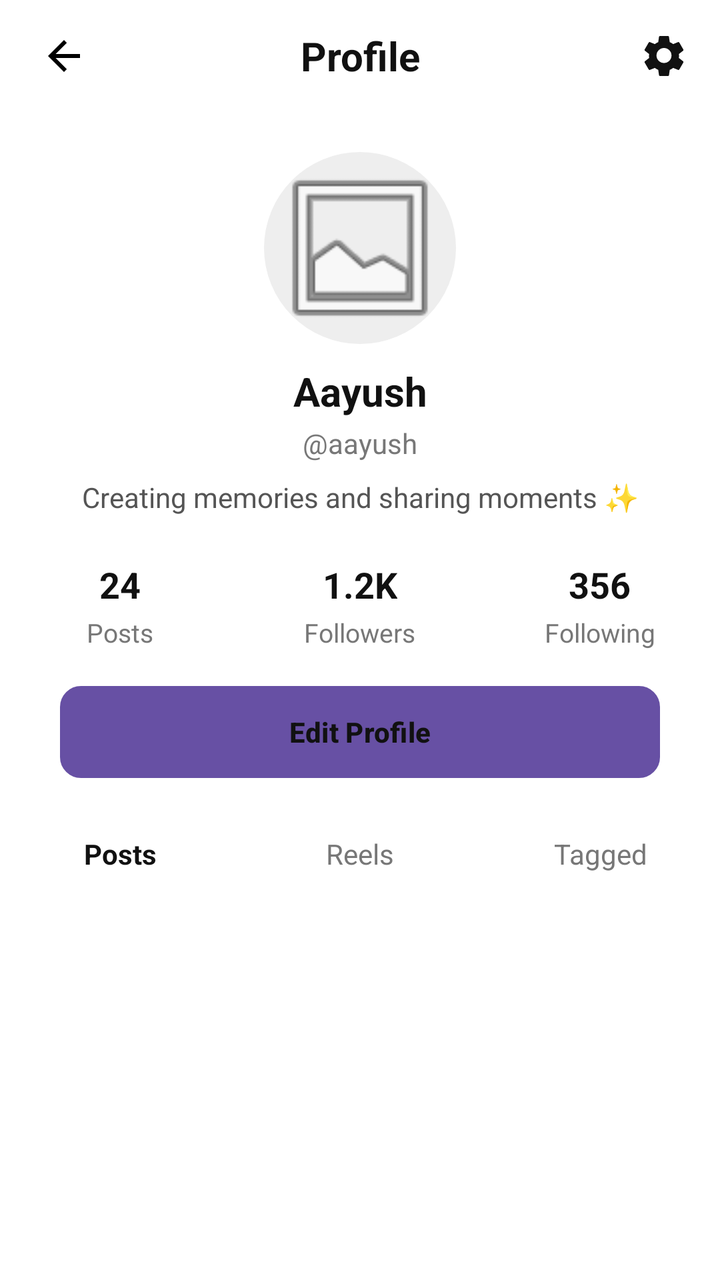
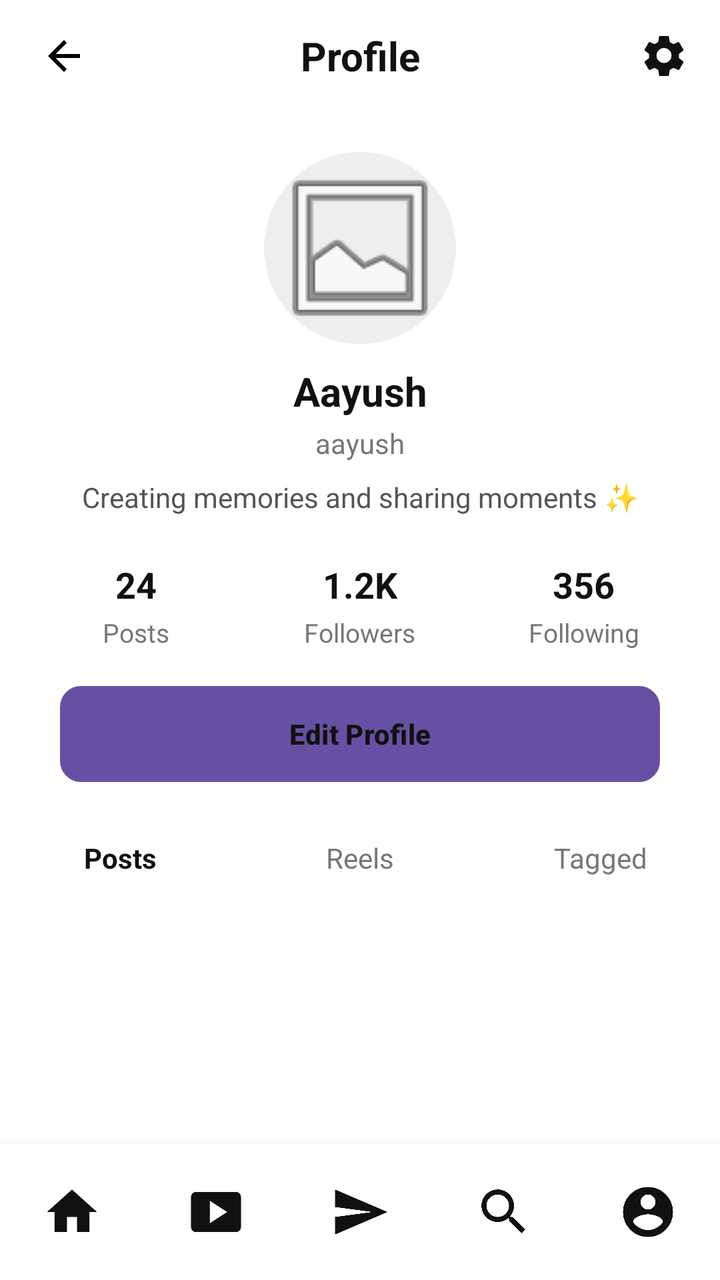

The first picture is an Android layout as it rendered before a commit; the second is the same layout after the commit. The layout source and the unified diff follow.
<!-- AndroidManifest.xml: application theme Theme.Login -->
<!-- res/layout/activity_profile.xml -->
<?xml version="1.0" encoding="utf-8"?>
<androidx.constraintlayout.widget.ConstraintLayout
    xmlns:android="http://schemas.android.com/apk/res/android"
    xmlns:app="http://schemas.android.com/apk/res-auto"
    xmlns:tools="http://schemas.android.com/tools"
    android:layout_width="match_parent"
    android:layout_height="match_parent"
    android:background="#FFFFFF"
    tools:context=".profilepage">

    
    <ImageButton
        android:id="@+id/btnBack"
        android:layout_width="48dp"
        android:layout_height="48dp"
        android:layout_marginStart="8dp"
        android:background="@android:color/transparent"
        android:src="@drawable/ic_arrow_back"
        android:contentDescription="Back"
        android:padding="12dp"
        app:layout_constraintStart_toStartOf="parent"
        app:layout_constraintTop_toTopOf="parent"
        app:layout_constraintBottom_toBottomOf="@id/profileTitle" />

    
    <TextView
        android:id="@+id/profileTitle"
        android:layout_width="wrap_content"
        android:layout_height="56dp"
        android:gravity="center"
        android:text="Profile"
        android:textColor="#111111"
        android:textSize="20sp"
        android:textStyle="bold"
        app:layout_constraintStart_toStartOf="parent"
        app:layout_constraintEnd_toEndOf="parent"
        app:layout_constraintTop_toTopOf="parent"/>

    
    <ImageButton
        android:id="@+id/btnSettings"
        android:layout_width="48dp"
        android:layout_height="48dp"
        android:layout_marginEnd="4dp"
        android:background="@android:color/transparent"
        android:src="@drawable/ic_settings"
        android:padding="12dp"
        android:contentDescription="Settings"
        app:layout_constraintEnd_toEndOf="parent"
        app:layout_constraintTop_toTopOf="parent"
        app:layout_constraintBottom_toBottomOf="@id/profileTitle" />

    
    <ImageView
        android:id="@+id/imgProfile"
        android:layout_width="96dp"
        android:layout_height="96dp"
        android:layout_marginTop="20dp"
        android:background="@drawable/profile_circle"
        android:padding="3dp"
        android:scaleType="centerCrop"
        android:src="@android:drawable/ic_menu_gallery"
        android:contentDescription="Profile Picture"
        app:layout_constraintTop_toBottomOf="@id/profileTitle"
        app:layout_constraintStart_toStartOf="parent"
        app:layout_constraintEnd_toEndOf="parent" />

    
    <TextView
        android:id="@+id/tvName"
        android:layout_width="wrap_content"
        android:layout_height="wrap_content"
        android:layout_marginTop="10dp"
        android:text="Aayush"
        android:textColor="#111111"
        android:textSize="20sp"
        android:textStyle="bold"
        app:layout_constraintTop_toBottomOf="@id/imgProfile"
        app:layout_constraintStart_toStartOf="parent"
        app:layout_constraintEnd_toEndOf="parent" />

    
    <TextView
        android:id="@+id/tvUsername"
        android:layout_width="wrap_content"
        android:layout_height="wrap_content"
        android:layout_marginTop="3dp"
        android:text="@aayush"
        android:textColor="#777777"
        android:textSize="14sp"
        app:layout_constraintTop_toBottomOf="@id/tvName"
        app:layout_constraintStart_toStartOf="parent"
        app:layout_constraintEnd_toEndOf="parent" />

    
    <TextView
        android:id="@+id/tvBio"
        android:layout_width="0dp"
        android:layout_height="wrap_content"
        android:layout_marginStart="35dp"
        android:layout_marginTop="8dp"
        android:layout_marginEnd="35dp"
        android:gravity="center"
        android:text="Creating memories and sharing moments ✨"
        android:textColor="#555555"
        android:textSize="14sp"
        app:layout_constraintTop_toBottomOf="@id/tvUsername"
        app:layout_constraintStart_toStartOf="parent"
        app:layout_constraintEnd_toEndOf="parent" />

    <LinearLayout
        android:id="@+id/statsLayout"
        android:layout_width="match_parent"
        android:layout_height="wrap_content"
        android:layout_marginTop="22dp"
        android:orientation="horizontal"
        android:gravity="center"
        app:layout_constraintTop_toBottomOf="@id/tvBio"
        app:layout_constraintStart_toStartOf="parent"
        app:layout_constraintEnd_toEndOf="parent">

        
        <LinearLayout
            android:layout_width="0dp"
            android:layout_height="wrap_content"
            android:layout_weight="1"
            android:gravity="center"
            android:orientation="vertical">

            <TextView
                android:layout_width="wrap_content"
                android:layout_height="wrap_content"
                android:text="24"
                android:textColor="#111111"
                android:textSize="18sp"
                android:textStyle="bold"/>

            <TextView
                android:layout_width="wrap_content"
                android:layout_height="wrap_content"
                android:layout_marginTop="3dp"
                android:text="Posts"
                android:textColor="#777777"
                android:textSize="13sp"/>

        </LinearLayout>

        
        <LinearLayout
            android:layout_width="0dp"
            android:layout_height="wrap_content"
            android:layout_weight="1"
            android:gravity="center"
            android:orientation="vertical">

            <TextView
                android:layout_width="wrap_content"
                android:layout_height="wrap_content"
                android:text="1.2K"
                android:textColor="#111111"
                android:textSize="18sp"
                android:textStyle="bold"/>

            <TextView
                android:layout_width="wrap_content"
                android:layout_height="wrap_content"
                android:layout_marginTop="3dp"
                android:text="Followers"
                android:textColor="#777777"
                android:textSize="13sp"/>

        </LinearLayout>

        
        <LinearLayout
            android:layout_width="0dp"
            android:layout_height="wrap_content"
            android:layout_weight="1"
            android:gravity="center"
            android:orientation="vertical">

            <TextView
                android:layout_width="wrap_content"
                android:layout_height="wrap_content"
                android:text="356"
                android:textColor="#111111"
                android:textSize="18sp"
                android:textStyle="bold"/>

            <TextView
                android:layout_width="wrap_content"
                android:layout_height="wrap_content"
                android:layout_marginTop="3dp"
                android:text="Following"
                android:textColor="#777777"
                android:textSize="13sp"/>

        </LinearLayout>

    </LinearLayout>

    <Button
        android:id="@+id/btnEditProfile"
        android:layout_width="0dp"
        android:layout_height="46dp"
        android:layout_marginStart="30dp"
        android:layout_marginTop="18dp"
        android:layout_marginEnd="30dp"
        android:background="@drawable/edit_profile_bg"
        android:text="Edit Profile"
        android:textAllCaps="false"
        android:textColor="#111111"
        android:textSize="14sp"
        android:textStyle="bold"
        android:stateListAnimator="@null"
        android:elevation="0dp"
        app:layout_constraintTop_toBottomOf="@id/statsLayout"
        app:layout_constraintStart_toStartOf="parent"
        app:layout_constraintEnd_toEndOf="parent"/>

    <LinearLayout
        android:id="@+id/tabsLayout"
        android:layout_width="match_parent"
        android:layout_height="52dp"
        android:layout_marginTop="12dp"
        android:orientation="horizontal"
        android:gravity="center"
        app:layout_constraintTop_toBottomOf="@id/btnEditProfile"
        app:layout_constraintStart_toStartOf="parent"
        app:layout_constraintEnd_toEndOf="parent">

        
        <TextView
            android:id="@+id/tabPosts"
            android:layout_width="0dp"
            android:layout_height="match_parent"
            android:layout_weight="1"
            android:gravity="center"
            android:text="Posts"
            android:textColor="#111111"
            android:textSize="14sp"
            android:textStyle="bold"
            android:clickable="true"
            android:focusable="true"/>

        
        <TextView
            android:id="@+id/tabReels"
            android:layout_width="0dp"
            android:layout_height="match_parent"
            android:layout_weight="1"
            android:gravity="center"
            android:text="Reels"
            android:textColor="#777777"
            android:textSize="14sp"
            android:clickable="true"
            android:focusable="true"/>

        
        <TextView
            android:id="@+id/tabTagged"
            android:layout_width="0dp"
            android:layout_height="match_parent"
            android:layout_weight="1"
            android:gravity="center"
            android:text="Tagged"
            android:textColor="#777777"
            android:textSize="14sp"
            android:clickable="true"
            android:focusable="true"/>

    </LinearLayout>

    <androidx.recyclerview.widget.RecyclerView
        android:id="@+id/recyclerPosts"
        android:layout_width="match_parent"
        android:layout_height="0dp"
        android:layout_marginTop="2dp"
        android:clipToPadding="false"
        app:layout_constraintTop_toBottomOf="@id/tabsLayout"
        app:layout_constraintBottom_toBottomOf="parent"
        app:layout_constraintStart_toStartOf="parent"
        app:layout_constraintEnd_toEndOf="parent"/>

</androidx.constraintlayout.widget.ConstraintLayout>
<!-- resources referenced by this layout -->
<resources>
  <!-- drawable edit_profile_bg (drawable) -->
  <?xml version="1.0" encoding="utf-8"?>
  <selector xmlns:android="http://schemas.android.com/apk/res/android">
  
      
      <item>
          <shape android:shape="rectangle">
  
              <solid android:color="#FFFFFF"/>
  
              <stroke
                  android:width="1dp"
                  android:color="#D0D0D0"/>
  
              <corners android:radius="10dp"/>
  
              <padding
                  android:left="10dp"
                  android:right="10dp"
                  android:top="5dp"
                  android:bottom="5dp"/>
  
          </shape>
      </item>
  
  </selector>
  <!-- drawable ic_arrow_back (drawable) -->
  <vector xmlns:android="http://schemas.android.com/apk/res/android" android:autoMirrored="true" android:height="24dp" android:tint="#000000" android:viewportHeight="24" android:viewportWidth="24" android:width="24dp">
        
      <path android:fillColor="@android:color/white" android:pathData="M20,11H7.83l5.59,-5.59L12,4l-8,8 8,8 1.41,-1.41L7.83,13H20v-2z"/>
      
  </vector>
  <!-- drawable profile_circle (drawable) -->
  <?xml version="1.0" encoding="utf-8"?>
  <shape xmlns:android="http://schemas.android.com/apk/res/android"
      android:shape="oval">
  
      <solid android:color="#EEEEEE"/>
  
  </shape>
  <style name="Theme.Login" parent="Base.Theme.Login" />
  <style name="Base.Theme.Login" parent="Theme.Material3.DayNight.NoActionBar">
          
          
      </style>
  <!-- unchanged entries left out for length: 1 -->
</resources>

<!-- the commit's change to res/layout/activity_profile.xml (unified diff, before → after) -->
@@ -3,26 +3,35 @@
     xmlns:android="http://schemas.android.com/apk/res/android"
     xmlns:app="http://schemas.android.com/apk/res-auto"
     xmlns:tools="http://schemas.android.com/tools"
+
+    android:id="@+id/profileRoot"
     android:layout_width="match_parent"
     android:layout_height="match_parent"
     android:background="#FFFFFF"
+    android:fitsSystemWindows="true"
+
     tools:context=".profilepage">
 
-    
+
+    
+    
+    
+
     <ImageButton
         android:id="@+id/btnBack"
         android:layout_width="48dp"
         android:layout_height="48dp"
         android:layout_marginStart="8dp"
         android:background="@android:color/transparent"
-        android:src="@drawable/ic_arrow_back"
         android:contentDescription="Back"
         android:padding="12dp"
+        android:src="@drawable/ic_arrow_back"
+
         app:layout_constraintStart_toStartOf="parent"
         app:layout_constraintTop_toTopOf="parent"
-        app:layout_constraintBottom_toBottomOf="@id/profileTitle" />
-
-    
+        app:layout_constraintBottom_toBottomOf="@id/profileTitle"/>
+
+
     <TextView
         android:id="@+id/profileTitle"
         android:layout_width="wrap_content"
@@ -32,40 +41,51 @@
         android:textColor="#111111"
         android:textSize="20sp"
         android:textStyle="bold"
+
         app:layout_constraintStart_toStartOf="parent"
         app:layout_constraintEnd_toEndOf="parent"
         app:layout_constraintTop_toTopOf="parent"/>
 
-    
+
     <ImageButton
         android:id="@+id/btnSettings"
         android:layout_width="48dp"
         android:layout_height="48dp"
         android:layout_marginEnd="4dp"
         android:background="@android:color/transparent"
+        android:contentDescription="Settings"
+        android:padding="12dp"
         android:src="@drawable/ic_settings"
-        android:padding="12dp"
-        android:contentDescription="Settings"
+
         app:layout_constraintEnd_toEndOf="parent"
         app:layout_constraintTop_toTopOf="parent"
-        app:layout_constraintBottom_toBottomOf="@id/profileTitle" />
-
-    
+        app:layout_constraintBottom_toBottomOf="@id/profileTitle"/>
+
+
+    
+    
+    
+
     <ImageView
         android:id="@+id/imgProfile"
         android:layout_width="96dp"
         android:layout_height="96dp"
         android:layout_marginTop="20dp"
         android:background="@drawable/profile_circle"
+        android:contentDescription="Profile Picture"
         android:padding="3dp"
         android:scaleType="centerCrop"
         android:src="@android:drawable/ic_menu_gallery"
-        android:contentDescription="Profile Picture"
+
         app:layout_constraintTop_toBottomOf="@id/profileTitle"
         app:layout_constraintStart_toStartOf="parent"
-        app:layout_constraintEnd_toEndOf="parent" />
-
-    
+        app:layout_constraintEnd_toEndOf="parent"/>
+
+
+    
+    
+    
+
     <TextView
         android:id="@+id/tvName"
         android:layout_width="wrap_content"
@@ -75,24 +95,34 @@
         android:textColor="#111111"
         android:textSize="20sp"
         android:textStyle="bold"
+
         app:layout_constraintTop_toBottomOf="@id/imgProfile"
         app:layout_constraintStart_toStartOf="parent"
-        app:layout_constraintEnd_toEndOf="parent" />
-
-    
+        app:layout_constraintEnd_toEndOf="parent"/>
+
+
+    
+    
+    
+
     <TextView
         android:id="@+id/tvUsername"
         android:layout_width="wrap_content"
         android:layout_height="wrap_content"
         android:layout_marginTop="3dp"
-        android:text="@aayush"
+        android:text="aayush"
         android:textColor="#777777"
         android:textSize="14sp"
+
         app:layout_constraintTop_toBottomOf="@id/tvName"
         app:layout_constraintStart_toStartOf="parent"
-        app:layout_constraintEnd_toEndOf="parent" />
-
-    
+        app:layout_constraintEnd_toEndOf="parent"/>
+
+
+    
+    
+    
+
     <TextView
         android:id="@+id/tvBio"
         android:layout_width="0dp"
@@ -104,22 +134,33 @@
         android:text="Creating memories and sharing moments ✨"
         android:textColor="#555555"
         android:textSize="14sp"
+
         app:layout_constraintTop_toBottomOf="@id/tvUsername"
         app:layout_constraintStart_toStartOf="parent"
-        app:layout_constraintEnd_toEndOf="parent" />
+        app:layout_constraintEnd_toEndOf="parent"/>
+
+
+    
+    
+    
 
     <LinearLayout
         android:id="@+id/statsLayout"
-        android:layout_width="match_parent"
+        android:layout_width="0dp"
         android:layout_height="wrap_content"
+        android:layout_marginStart="12dp"
         android:layout_marginTop="22dp"
+        android:layout_marginEnd="12dp"
+        android:gravity="center"
         android:orientation="horizontal"
-        android:gravity="center"
+
         app:layout_constraintTop_toBottomOf="@id/tvBio"
         app:layout_constraintStart_toStartOf="parent"
         app:layout_constraintEnd_toEndOf="parent">
 
-        
+
+        
+
         <LinearLayout
             android:layout_width="0dp"
             android:layout_height="wrap_content"
@@ -128,6 +169,7 @@
             android:orientation="vertical">
 
             <TextView
+                android:id="@+id/tvPostCount"
                 android:layout_width="wrap_content"
                 android:layout_height="wrap_content"
                 android:text="24"
@@ -145,7 +187,9 @@
 
         </LinearLayout>
 
-        
+
+        
+
         <LinearLayout
             android:layout_width="0dp"
             android:layout_height="wrap_content"
@@ -154,6 +198,7 @@
             android:orientation="vertical">
 
             <TextView
+                android:id="@+id/tvFollowerCount"
                 android:layout_width="wrap_content"
                 android:layout_height="wrap_content"
                 android:text="1.2K"
@@ -171,7 +216,9 @@
 
         </LinearLayout>
 
-        
+
+        
+
         <LinearLayout
             android:layout_width="0dp"
             android:layout_height="wrap_content"
@@ -180,6 +227,7 @@
             android:orientation="vertical">
 
             <TextView
+                android:id="@+id/tvFollowingCount"
                 android:layout_width="wrap_content"
                 android:layout_height="wrap_content"
                 android:text="356"
@@ -199,87 +247,212 @@
 
     </LinearLayout>
 
+
+    
+    
+    
+
     <Button
         android:id="@+id/btnEditProfile"
         android:layout_width="0dp"
-        android:layout_height="46dp"
+        android:layout_height="48dp"
         android:layout_marginStart="30dp"
         android:layout_marginTop="18dp"
         android:layout_marginEnd="30dp"
         android:background="@drawable/edit_profile_bg"
+        android:elevation="0dp"
+        android:stateListAnimator="@null"
         android:text="Edit Profile"
         android:textAllCaps="false"
         android:textColor="#111111"
         android:textSize="14sp"
         android:textStyle="bold"
-        android:stateListAnimator="@null"
-        android:elevation="0dp"
+
         app:layout_constraintTop_toBottomOf="@id/statsLayout"
         app:layout_constraintStart_toStartOf="parent"
         app:layout_constraintEnd_toEndOf="parent"/>
+
+
+    
+    
+    
 
     <LinearLayout
         android:id="@+id/tabsLayout"
-        android:layout_width="match_parent"
+        android:layout_width="0dp"
         android:layout_height="52dp"
         android:layout_marginTop="12dp"
+        android:gravity="center"
         android:orientation="horizontal"
-        android:gravity="center"
+
         app:layout_constraintTop_toBottomOf="@id/btnEditProfile"
         app:layout_constraintStart_toStartOf="parent"
         app:layout_constraintEnd_toEndOf="parent">
 
-        
+
         <TextView
             android:id="@+id/tabPosts"
             android:layout_width="0dp"
             android:layout_height="match_parent"
             android:layout_weight="1"
+            android:clickable="true"
+            android:focusable="true"
             android:gravity="center"
             android:text="Posts"
             android:textColor="#111111"
             android:textSize="14sp"
-            android:textStyle="bold"
-            android:clickable="true"
-            android:focusable="true"/>
-
-        
+            android:textStyle="bold"/>
+
+
         <TextView
             android:id="@+id/tabReels"
             android:layout_width="0dp"
             android:layout_height="match_parent"
             android:layout_weight="1"
+            android:clickable="true"
+            android:focusable="true"
             android:gravity="center"
             android:text="Reels"
             android:textColor="#777777"
-            android:textSize="14sp"
-            android:clickable="true"
-            android:focusable="true"/>
-
-        
+            android:textSize="14sp"/>
+
+
         <TextView
             android:id="@+id/tabTagged"
             android:layout_width="0dp"
             android:layout_height="match_parent"
             android:layout_weight="1"
+            android:clickable="true"
+            android:focusable="true"
             android:gravity="center"
             android:text="Tagged"
             android:textColor="#777777"
-            android:textSize="14sp"
-            android:clickable="true"
-            android:focusable="true"/>
+            android:textSize="14sp"/>
 
     </LinearLayout>
+
+
+    
+    
+    
 
     <androidx.recyclerview.widget.RecyclerView
         android:id="@+id/recyclerPosts"
-        android:layout_width="match_parent"
+        android:layout_width="0dp"
         android:layout_height="0dp"
-        android:layout_marginTop="2dp"
         android:clipToPadding="false"
+        android:overScrollMode="never"
+        android:paddingBottom="10dp"
+        android:scrollbars="none"
+
         app:layout_constraintTop_toBottomOf="@id/tabsLayout"
+        app:layout_constraintBottom_toTopOf="@id/bottomNavigation"
+        app:layout_constraintStart_toStartOf="parent"
+        app:layout_constraintEnd_toEndOf="parent"/>
+
+
+    
+    
+    
+
+    <LinearLayout
+        android:id="@+id/bottomNavigation"
+        android:layout_width="0dp"
+        android:layout_height="68dp"
+        android:background="#FFFFFF"
+        android:elevation="10dp"
+        android:gravity="center_vertical"
+        android:orientation="horizontal"
+
         app:layout_constraintBottom_toBottomOf="parent"
         app:layout_constraintStart_toStartOf="parent"
-        app:layout_constraintEnd_toEndOf="parent"/>
+        app:layout_constraintEnd_toEndOf="parent">
+
+
+        
+
+        <ImageButton
+            android:id="@+id/btnHome"
+            android:layout_width="0dp"
+            android:layout_height="match_parent"
+            android:layout_weight="1"
+            android:background="@android:color/transparent"
+            android:contentDescription="Home"
+            android:padding="0dp"
+            android:scaleType="centerInside"
+            android:scaleX="1.25"
+            android:scaleY="1.25"
+            android:src="@drawable/home"
+            app:tint="#111111"/>
+
+
+        
+
+        <ImageButton
+            android:id="@+id/btnCreate"
+            android:layout_width="0dp"
+            android:layout_height="match_parent"
+            android:layout_weight="1"
+            android:background="@android:color/transparent"
+            android:contentDescription="Create"
+            android:padding="0dp"
+            android:scaleType="centerInside"
+            android:scaleX="1.25"
+            android:scaleY="1.25"
+            android:src="@drawable/play"
+            app:tint="#111111"/>
+
+
+        
+
+        <ImageButton
+            android:id="@+id/btnMessage"
+            android:layout_width="0dp"
+            android:layout_height="match_parent"
+            android:layout_weight="1"
+            android:background="@android:color/transparent"
+            android:contentDescription="Messages"
+            android:padding="0dp"
+            android:scaleType="centerInside"
+            android:scaleX="1.25"
+            android:scaleY="1.25"
+            android:src="@drawable/chat"
+            app:tint="#111111"/>
+
+
+        
+
+        <ImageButton
+            android:id="@+id/btnSearch"
+            android:layout_width="0dp"
+            android:layout_height="match_parent"
+            android:layout_weight="1"
+            android:background="@android:color/transparent"
+            android:contentDescription="Search"
+            android:padding="0dp"
+            android:scaleType="centerInside"
+            android:scaleX="1.25"
+            android:scaleY="1.25"
+            android:src="@drawable/search"
+            app:tint="#111111"/>
+
+
+        
+
+        <ImageButton
+            android:id="@+id/btnProfile"
+            android:layout_width="0dp"
+            android:layout_height="match_parent"
+            android:layout_weight="1"
+            android:background="@android:color/transparent"
+            android:contentDescription="Profile"
+            android:padding="0dp"
+            android:scaleType="centerInside"
+            android:scaleX="1.25"
+            android:scaleY="1.25"
+            android:src="@drawable/account"
+            app:tint="#111111"/>
+
+    </LinearLayout>
 
 </androidx.constraintlayout.widget.ConstraintLayout>
<!-- resource entries referenced after the edit -->
@@ -1,5 +1,17 @@
 <!-- resources referenced by this layout -->
 <resources>
+  <!-- drawable account (drawable) -->
+  <vector xmlns:android="http://schemas.android.com/apk/res/android" android:height="24dp" android:tint="#000000" android:viewportHeight="24" android:viewportWidth="24" android:width="24dp">
+        
+      <path android:fillColor="@android:color/white" android:pathData="M12,2C6.48,2 2,6.48 2,12s4.48,10 10,10 10,-4.48 10,-10S17.52,2 12,2zM12,5c1.66,0 3,1.34 3,3s-1.34,3 -3,3 -3,-1.34 -3,-3 1.34,-3 3,-3zM12,19.2c-2.5,0 -4.71,-1.28 -6,-3.22 0.03,-1.99 4,-3.08 6,-3.08 1.99,0 5.97,1.09 6,3.08 -1.29,1.94 -3.5,3.22 -6,3.22z"/>
+      
+  </vector>
+  <!-- drawable chat (drawable) -->
+  <vector xmlns:android="http://schemas.android.com/apk/res/android" android:autoMirrored="true" android:height="24dp" android:tint="#000000" android:viewportHeight="24" android:viewportWidth="24" android:width="24dp">
+        
+      <path android:fillColor="@android:color/white" android:pathData="M2.01,21L23,12 2.01,3 2,10l15,2 -15,2z"/>
+      
+  </vector>
   <!-- drawable edit_profile_bg (drawable) -->
   <?xml version="1.0" encoding="utf-8"?>
   <selector xmlns:android="http://schemas.android.com/apk/res/android">
@@ -26,10 +38,22 @@
       </item>
   
   </selector>
+  <!-- drawable home (drawable) -->
+  <vector xmlns:android="http://schemas.android.com/apk/res/android" android:height="24dp" android:tint="#000000" android:viewportHeight="24" android:viewportWidth="24" android:width="24dp">
+        
+      <path android:fillColor="@android:color/white" android:pathData="M10,20v-6h4v6h5v-8h3L12,3 2,12h3v8z"/>
+      
+  </vector>
   <!-- drawable ic_arrow_back (drawable) -->
   <vector xmlns:android="http://schemas.android.com/apk/res/android" android:autoMirrored="true" android:height="24dp" android:tint="#000000" android:viewportHeight="24" android:viewportWidth="24" android:width="24dp">
         
       <path android:fillColor="@android:color/white" android:pathData="M20,11H7.83l5.59,-5.59L12,4l-8,8 8,8 1.41,-1.41L7.83,13H20v-2z"/>
+      
+  </vector>
+  <!-- drawable play (drawable) -->
+  <vector xmlns:android="http://schemas.android.com/apk/res/android" android:height="24dp" android:tint="#000000" android:viewportHeight="24" android:viewportWidth="24" android:width="24dp">
+        
+      <path android:fillColor="@android:color/white" android:pathData="M20,4H4C2.9,4 2,4.9 2,6v12c0,1.1 0.9,2 2,2h16c1.1,0 2,-0.9 2,-2V6C22,4.9 21.1,4 20,4zM9.5,16.5v-9l7,4.5L9.5,16.5z"/>
       
   </vector>
   <!-- drawable profile_circle (drawable) -->
@@ -40,6 +64,12 @@
       <solid android:color="#EEEEEE"/>
   
   </shape>
+  <!-- drawable search (drawable) -->
+  <vector xmlns:android="http://schemas.android.com/apk/res/android" android:height="24dp" android:tint="#000000" android:viewportHeight="24" android:viewportWidth="24" android:width="24dp">
+        
+      <path android:fillColor="@android:color/white" android:pathData="M15.5,14h-0.79l-0.28,-0.27C15.41,12.59 16,11.11 16,9.5 16,5.91 13.09,3 9.5,3S3,5.91 3,9.5 5.91,16 9.5,16c1.61,0 3.09,-0.59 4.23,-1.57l0.27,0.28v0.79l5,4.99L20.49,19l-4.99,-5zM9.5,14C7.01,14 5,11.99 5,9.5S7.01,5 9.5,5 14,7.01 14,9.5 11.99,14 9.5,14z"/>
+      
+  </vector>
   <style name="Theme.Login" parent="Base.Theme.Login" />
   <style name="Base.Theme.Login" parent="Theme.Material3.DayNight.NoActionBar">
           
